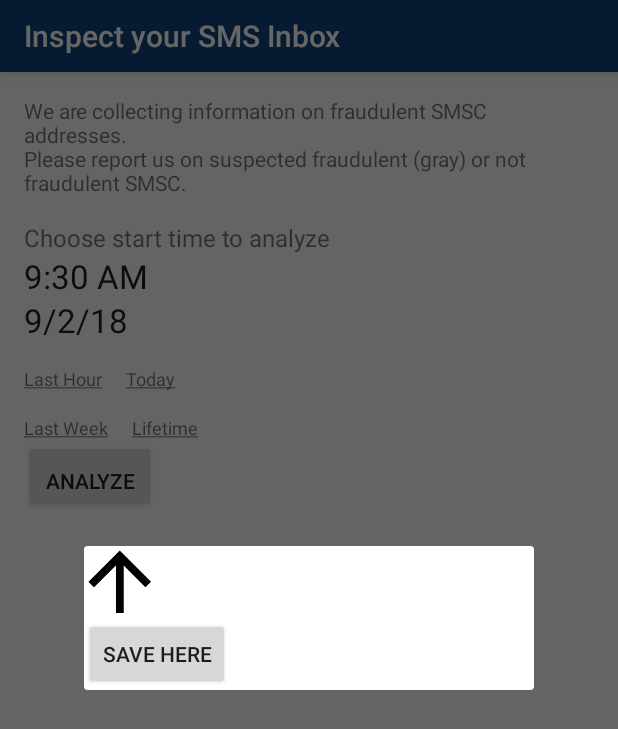
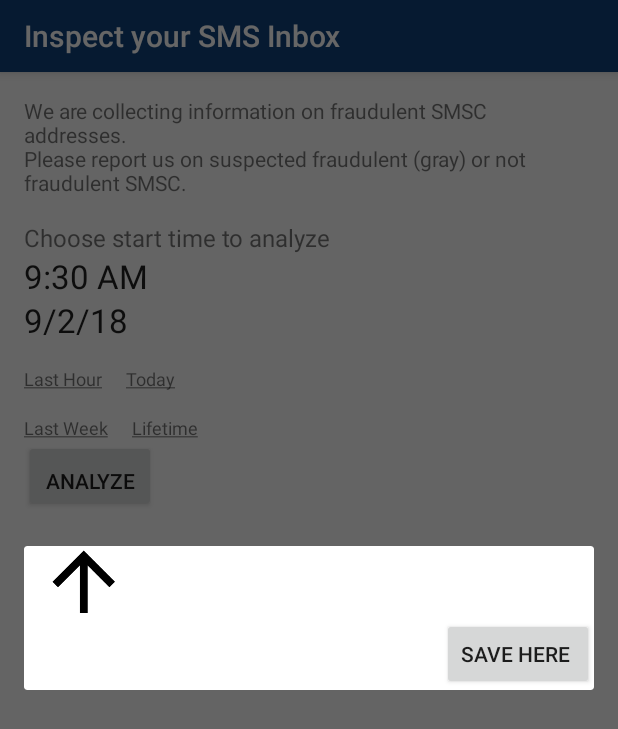
Before and after one commit to IvanSlipstream/GreyRoute, an Android app: the fragment SaveLocationDialog placed in its activity, on a phone screen of 412 x 824 dp. Shown: the top 729 px of the screen. Run offline under Robolectric (Android 15) with nearby library versions, the phone set to English and light mode, and no system bars; our stand-ins replace Firebase (no records; nobody signed in at launch, a user with empty details on screens opened directly).

Commit message:
layout adjustments

```diff
--- a/app/src/main/res/layout/fragment_dialog_path_choice.xml
+++ b/app/src/main/res/layout/fragment_dialog_path_choice.xml
@@ -2,19 +2,21 @@
     android:layout_width="match_parent"
     android:layout_height="match_parent"
     android:minWidth="300dp"
+    android:paddingStart="@dimen/activity_horizontal_margin"
     android:orientation="vertical">
 
     <LinearLayout
         android:layout_width="match_parent"
         android:layout_height="wrap_content"
-        android:orientation="horizontal"
-        android:layout_weight="1">
+        android:layout_weight="1"
+        android:orientation="horizontal">
 
-    <ImageButton
+        <ImageButton
             android:id="@+id/ib_up"
+            style="@style/Base.Widget.AppCompat.ButtonBar"
+            android:layout_gravity="bottom"
             android:layout_width="wrap_content"
             android:layout_height="wrap_content"
-            style="@style/Base.Widget.AppCompat.ButtonBar"
             android:contentDescription="@string/placeholder_up"
             android:src="@mipmap/ic_up_folder_fg" />
 
@@ -23,6 +25,7 @@
             android:layout_width="wrap_content"
             android:layout_height="wrap_content"
             android:paddingStart="@dimen/activity_horizontal_margin"
+            android:layout_gravity="bottom"
             android:textAppearance="@android:style/TextAppearance.DeviceDefault.Medium" />
 
     </LinearLayout>
@@ -31,13 +34,21 @@
         android:id="@+id/lv_file_list"
         android:layout_width="match_parent"
         android:layout_height="0dp"
-        android:layout_weight="10"/>
+        android:layout_weight="17"/>
 
-    <Button
-        android:id="@+id/btn_save_file"
-        android:layout_width="wrap_content"
+    <FrameLayout
+        android:layout_width="match_parent"
         android:layout_height="wrap_content"
-        android:layout_weight="1"
-        android:text="@string/save" />
+        android:layout_weight="1">
+
+        <Button
+            android:id="@+id/btn_save_file"
+            android:layout_width="wrap_content"
+            android:layout_height="wrap_content"
+            android:layout_gravity="top|end"
+            android:paddingEnd="@dimen/activity_horizontal_margin"
+            android:text="@string/save" />
+
+    </FrameLayout>
 
 </LinearLayout>
```
